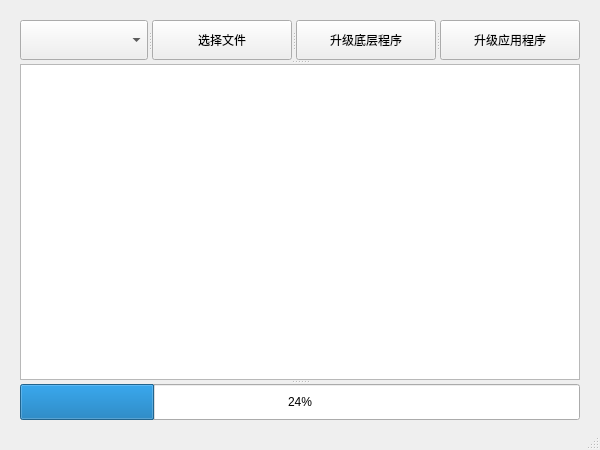
Qt form mainwindow.ui (mlzmxy/UpgradeFlash) before a commit.
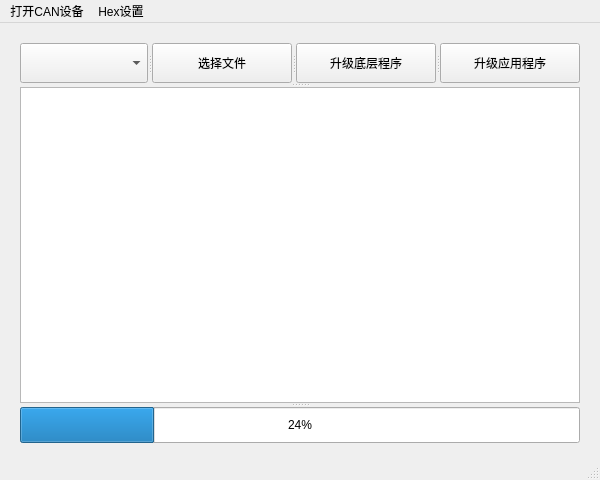
The same form after that commit.

What changed in the file:
```diff
--- a/mainwindow.ui
+++ b/mainwindow.ui
@@ -7,13 +7,13 @@
     <x>0</x>
     <y>0</y>
     <width>600</width>
-    <height>450</height>
+    <height>480</height>
    </rect>
   </property>
   <property name="maximumSize">
    <size>
     <width>600</width>
-    <height>450</height>
+    <height>480</height>
    </size>
   </property>
   <property name="windowTitle">
@@ -44,7 +44,7 @@
     <property name="maximumSize">
      <size>
       <width>560</width>
-      <height>400</height>
+      <height>16777215</height>
      </size>
     </property>
     <property name="orientation">
@@ -117,6 +117,33 @@
    </widget>
   </widget>
   <widget class="QStatusBar" name="statusBar"/>
+  <widget class="QMenuBar" name="menuBar">
+   <property name="geometry">
+    <rect>
+     <x>0</x>
+     <y>0</y>
+     <width>600</width>
+     <height>26</height>
+    </rect>
+   </property>
+   <widget class="QMenu" name="menu_CAN">
+    <property name="title">
+     <string>打开CAN设备</string>
+    </property>
+   </widget>
+   <widget class="QMenu" name="menu_Hex">
+    <property name="title">
+     <string>Hex设置</string>
+    </property>
+   </widget>
+   <addaction name="menu_CAN"/>
+   <addaction name="menu_Hex"/>
+  </widget>
+  <action name="action">
+   <property name="text">
+    <string>创芯科技</string>
+   </property>
+  </action>
  </widget>
  <layoutdefault spacing="6" margin="11"/>
  <resources/>
```
